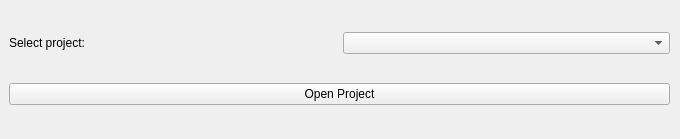
Above: src/ui/project_opening_dialog.ui from AniMathIO/ManimStudio before the change. Below: the same form after it.
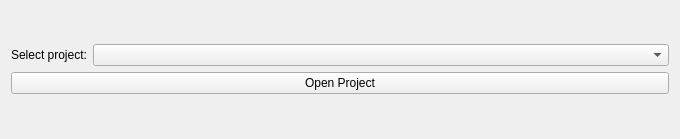
That is the form after the change.

Patch:
```diff
--- a/src/ui/project_opening_dialog.ui
+++ b/src/ui/project_opening_dialog.ui
@@ -13,18 +13,18 @@
   <property name="windowTitle">
    <string>Form</string>
   </property>
-  <widget class="QWidget" name="gridLayoutWidget">
-   <property name="geometry">
-    <rect>
-     <x>9</x>
-     <y>9</y>
-     <width>661</width>
-     <height>121</height>
-    </rect>
-   </property>
+  <layout class="QGridLayout" name="gridLayout_2">
+   <item row="0" column="0">
    <layout class="QGridLayout" name="gridLayout">
     <item row="0" column="1">
-     <widget class="QComboBox" name="projectSelectComboBox"/>
+      <widget class="QComboBox" name="projectSelectComboBox">
+       <property name="sizePolicy">
+        <sizepolicy hsizetype="Expanding" vsizetype="Fixed">
+         <horstretch>0</horstretch>
+         <verstretch>0</verstretch>
+        </sizepolicy>
+       </property>
+      </widget>
     </item>
     <item row="0" column="0">
      <widget class="QLabel" name="projectSelectLabel">
@@ -41,7 +41,8 @@
      </widget>
     </item>
    </layout>
-  </widget>
+   </item>
+  </layout>
  </widget>
  <resources/>
  <connections/>
```
Lines whose indentation alone changed are shown as unchanged.
